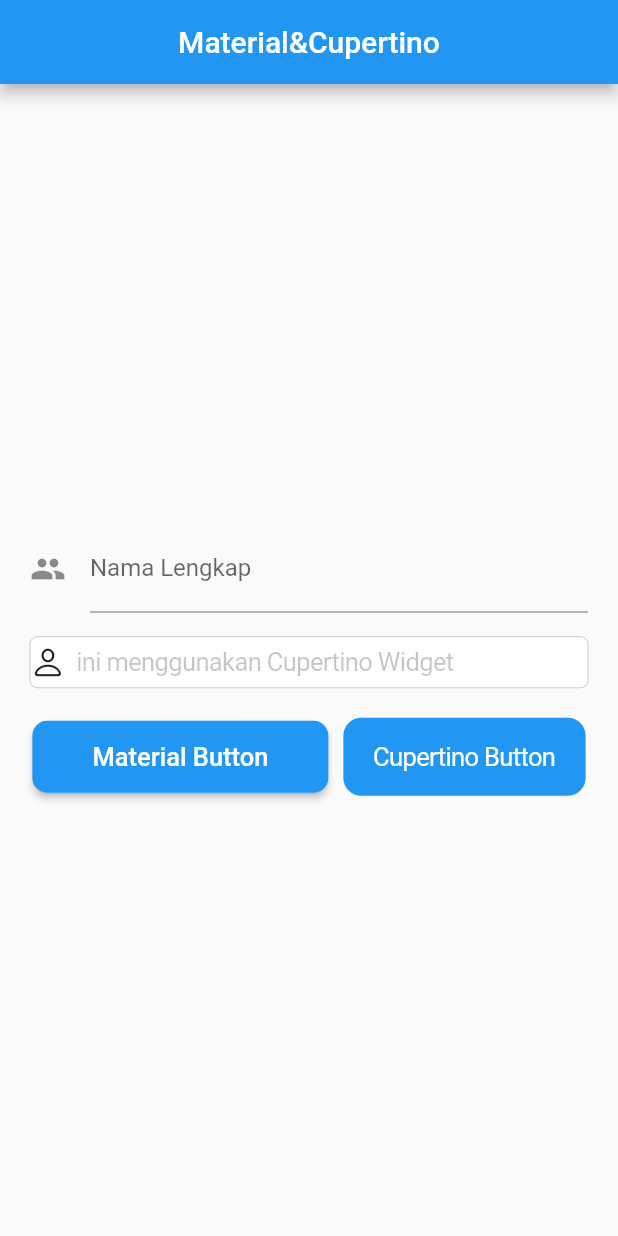
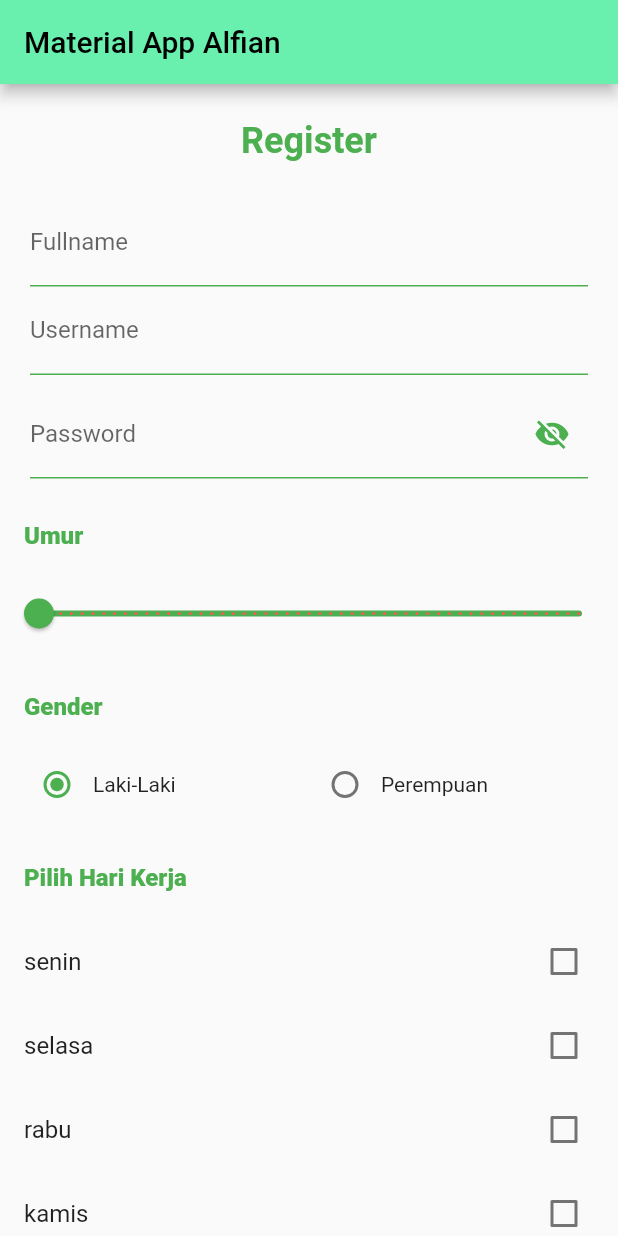
Before and after one commit to AlfianMRY/dart, a Flutter app: the screen it shows after launch, on a phone screen of 412 x 824 dp. Run offline on Flutter 3.47's test engine with Material 2 defaults, Android fonts, the phone set to English and light mode, and no system bars.

Commit message:
Tugas StateFull Widget

```diff
--- a/lib/main.dart
+++ b/lib/main.dart
@@ -1,8 +1,7 @@
 import 'package:flutter/material.dart';
-import 'package:flutter/cupertino.dart';
 
 void main() {
-  runApp(MyApp());
+  runApp(const MyApp());
 }
 
 class MyApp extends StatefulWidget {
@@ -13,68 +12,261 @@ class MyApp extends StatefulWidget {
 }
 
 class _MyAppState extends State<MyApp> {
-  get controller => null;
+  final _formKey = GlobalKey<FormState>();
+  final _controllerFullname = TextEditingController();
+  final _controllerUserName = TextEditingController();
+  final _controllerPassword = TextEditingController();
+  var _gender = "Laki - Laki";
+  var _selectDays = [];
+  double _curentSlider = 10;
 
+  List<String> _days = [
+    "senin",
+    "selasa",
+    "rabu",
+    "kamis",
+    "Jumat",
+    "sabtu",
+    "Minggu"
+  ];
+
+  var _passwordVisible = false;
+  @override
   @override
   Widget build(BuildContext context) {
     return MaterialApp(
       home: Scaffold(
         appBar: AppBar(
-          title: Text('Material&Cupertino'),
-          centerTitle: true,
+          title: const Text(
+            "Material App Alfian",
+            style: TextStyle(color: Colors.black),
+          ),
+          backgroundColor: Colors.greenAccent,
         ),
-        body: Padding(
-          padding: const EdgeInsets.symmetric(horizontal: 20),
-          child: Center(
-            child: Column(
-              mainAxisAlignment: MainAxisAlignment.center,
-              children: [
-                TextFormField(
-                  decoration: new InputDecoration(
-                    hintText: "Ini menggunakan Material Widget",
-                    labelText: "Nama Lengkap",
-                    icon: Icon(Icons.people),
+        body: Center(
+          child: ListView(
+            children: [
+              _sizeBox(10),
+              const ListTile(
+                // contentPadding: EdgeInsets.symmetric(horizontal: 100),
+                title: Text(
+                  "Register",
+                  style: TextStyle(
+                    fontSize: 24,
+                    fontWeight: FontWeight.bold,
+                    color: Colors.green,
                   ),
+                  textAlign: TextAlign.center,
                 ),
-                SizedBox(height: 16),
-                CupertinoTextField(
-                  obscureText: true,
-                  controller: controller,
-                  placeholder: 'ini menggunakan Cupertino Widget',
-                  prefix: Icon(CupertinoIcons.person),
-                ),
-                SizedBox(height: 20),
-                Row(
-                  mainAxisAlignment: MainAxisAlignment.center,
-                  children: [
-                    MaterialButton(
-                      color: Colors.blue,
-                      shape: RoundedRectangleBorder(
-                          borderRadius: BorderRadius.circular(10)),
-                      child: Padding(
-                        padding: const EdgeInsets.symmetric(
-                            horizontal: 24, vertical: 14),
-                        child: Text(
-                          'Material Button',
-                          style: TextStyle(color: Colors.white, fontSize: 17),
-                        ),
-                      ),
-                      onPressed: () {},
-                    ),
-                    SizedBox(width: 10),
-                    CupertinoButton.filled(
-                        child: Text(
-                          'Cupertino Button',
-                          style: TextStyle(fontSize: 17),
-                        ),
-                        onPressed: () {})
-                  ],
-                )
-              ],
-            ),
+              ),
+              _sizeBox(10),
+              _userNamePassword(),
+              _sizeBox(10),
+              _listTitle("Umur"),
+              _slider(),
+              _sizeBox(10),
+              _listTitle("Gender"),
+              _genderRadio(),
+              _sizeBox(10),
+              _listTitle("Pilih Hari Kerja"),
+              _checkBox(),
+              _sizeBox(40),
+              _buttonRegister(),
+              _sizeBox(20)
+            ],
           ),
         ),
       ),
     );
   }
+
+  Slider _slider() {
+    return Slider(
+      activeColor: Colors.redAccent,
+      thumbColor: Colors.green,
+      inactiveColor: Colors.green,
+      max: 50,
+      min: 10,
+      divisions: 50,
+      label: _curentSlider.round().toString(),
+      value: _curentSlider,
+      onChanged: (value) {
+        setState(() => _curentSlider = value);
+      },
+    );
+  }
+
+  ListTile _listTitle(String value) {
+    return ListTile(
+      title: Text(
+        "$value ",
+        style:
+            const TextStyle(fontWeight: FontWeight.w900, color: Colors.green),
+      ),
+    );
+  }
+
+  SizedBox _sizeBox(double value) {
+    return SizedBox(
+      height: value,
+    );
+  }
+
+  Padding _genderRadio() {
+    return Padding(
+      padding: const EdgeInsets.symmetric(horizontal: 14),
+      child: Row(
+        mainAxisAlignment: MainAxisAlignment.spaceAround,
+        children: [
+          Expanded(
+            child: Row(
+              children: [
+                Radio(
+                  activeColor: Colors.green,
+                  value: "Laki - Laki",
+                  groupValue: _gender,
+                  onChanged: (value) {
+                    setState(() => _gender = value.toString());
+                  },
+                ),
+                Expanded(
+                  child: Text("Laki-Laki"),
+                )
+              ],
+            ),
+            flex: 1,
+          ),
+          Expanded(
+            child: Row(
+              children: [
+                Radio(
+                  activeColor: Colors.green,
+                  value: "Perempuan",
+                  groupValue: _gender,
+                  onChanged: (value) {
+                    setState(() => _gender = value.toString());
+                  },
+                ),
+                Expanded(
+                  child: Text("Perempuan"),
+                )
+              ],
+            ),
+          ),
+        ],
+      ),
+    );
+  }
+
+  Column _checkBox() {
+    return Column(
+        children: List.generate(_days.length, (index) {
+      String day = _days[index];
+      return CheckboxListTile(
+        activeColor: Colors.green,
+        title: Text(day),
+        value: _selectDays.contains(day),
+        onChanged: (value) {
+          if (value!) {
+            _selectDays.add(day);
+          } else {
+            _selectDays.remove(day);
+          }
+          setState(() {});
+          print(_selectDays);
+        },
+      );
+    }));
+  }
+
+  Padding _userNamePassword() {
+    return Padding(
+      padding: const EdgeInsets.symmetric(horizontal: 20),
+      child: Form(
+        key: _formKey,
+        child: Column(
+          children: [
+            TextFormField(
+              validator: (value) => value == '' ? "Dont Empty" : null,
+              controller: _controllerFullname,
+              decoration: const InputDecoration(
+                labelText: 'Fullname',
+                enabledBorder: UnderlineInputBorder(
+                  borderSide: BorderSide(color: Colors.green),
+                ),
+                focusedBorder: UnderlineInputBorder(
+                  borderSide: BorderSide(color: Colors.blueAccent),
+                ),
+              ),
+            ),
+            TextFormField(
+              validator: (value) => value == '' ? "Dont Empty" : null,
+              controller: _controllerUserName,
+              decoration: const InputDecoration(
+                labelText: 'Username',
+                enabledBorder: UnderlineInputBorder(
+                  borderSide: BorderSide(color: Colors.green),
+                ),
+                focusedBorder: UnderlineInputBorder(
+                  borderSide: BorderSide(color: Colors.blueAccent),
+                ),
+              ),
+            ),
+            const SizedBox(
+              height: 10,
+            ),
+            TextFormField(
+              obscureText: !_passwordVisible,
+              validator: (value) => value == '' ? "Dont Empty" : null,
+              controller: _controllerPassword,
+              decoration: InputDecoration(
+                labelText: 'Password',
+                enabledBorder: const UnderlineInputBorder(
+                  borderSide: BorderSide(color: Colors.green),
+                ),
+                focusedBorder: const UnderlineInputBorder(
+                  borderSide: BorderSide(color: Colors.blueAccent),
+                ),
+                suffixIcon: IconButton(
+                  icon: Icon(
+                    // Based on passwordVisible state choose the icon
+                    _passwordVisible ? Icons.visibility : Icons.visibility_off,
+                    color: Colors.green,
+                  ),
+                  onPressed: () {
+                    // Update the state i.e. toogle the state of passwordVisible variable
+                    setState(
+                      () {
+                        _passwordVisible = !_passwordVisible;
+                      },
+                    );
+                  },
+                ),
+              ),
+            ),
+          ],
+        ),
+      ),
+    );
+  }
+
+  Padding _buttonRegister() {
+    return Padding(
+      padding: const EdgeInsets.symmetric(horizontal: 18),
+      child: ElevatedButton(
+        onPressed: () {
+          if (_formKey.currentState!.validate()) {
+            print(_controllerUserName.text);
+            print(_controllerUserName.text);
+          }
+        },
+        child: Text('Register'),
+        style: ElevatedButton.styleFrom(
+            padding: EdgeInsets.symmetric(vertical: 20),
+            primary: Colors.green,
+            shape:
+                RoundedRectangleBorder(borderRadius: BorderRadius.circular(8))),
+      ),
+    );
+  }
 }
```
Also changed, not shown: 1 other file.
